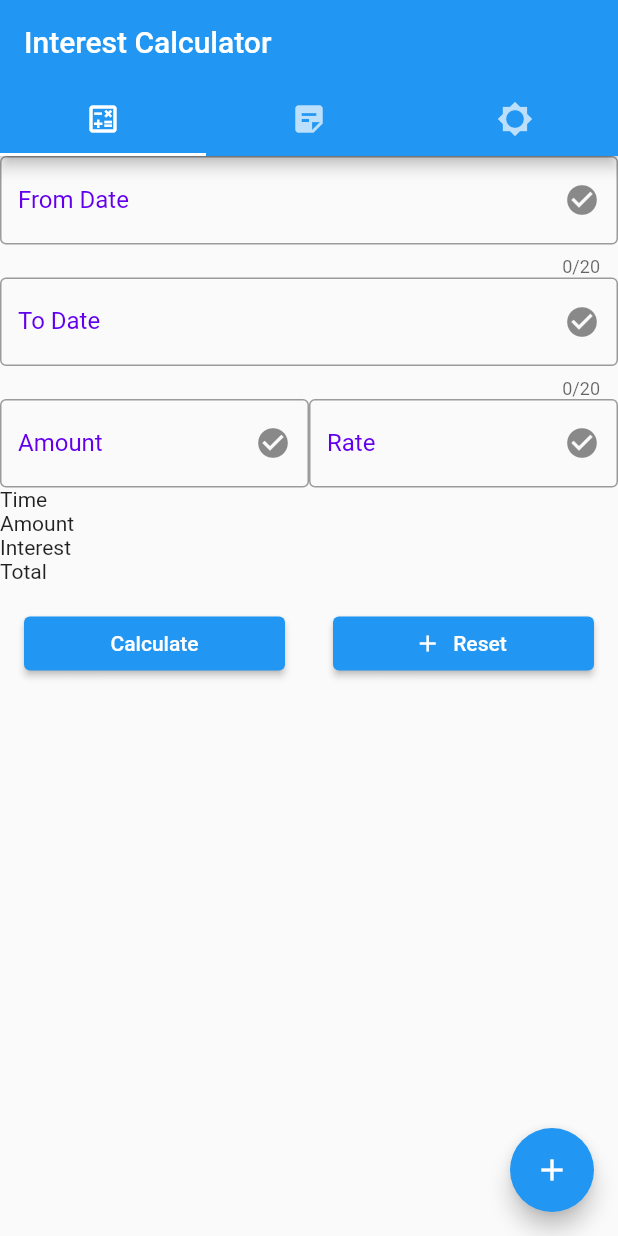
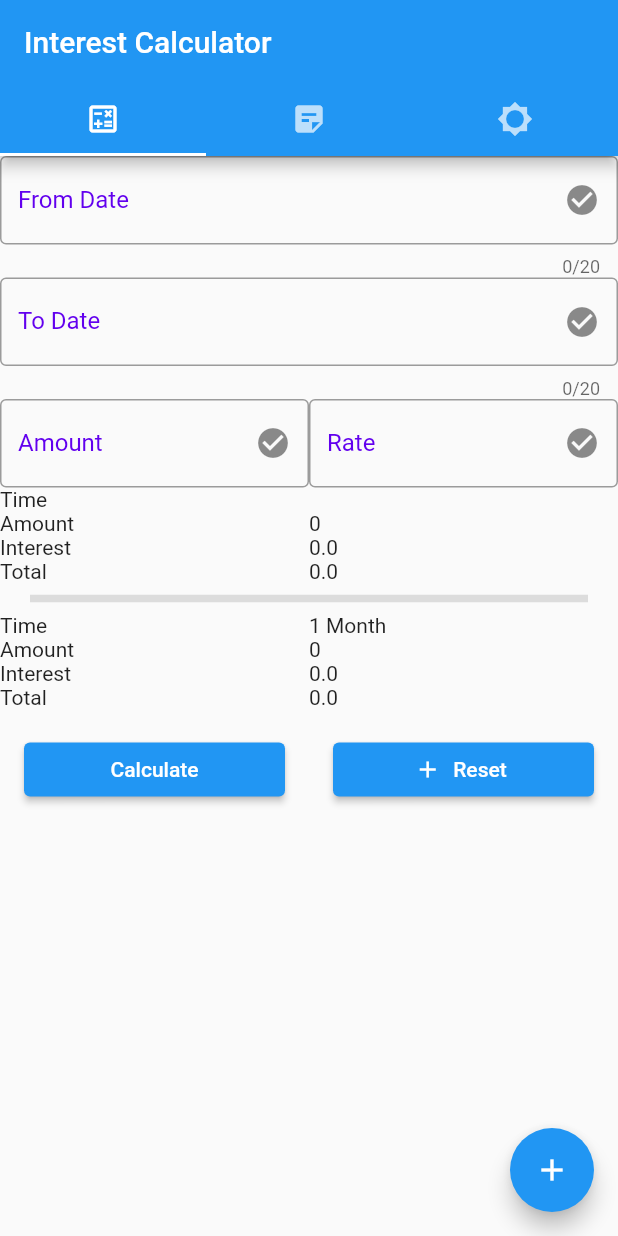
Before and after one commit to anks-b/util-i, a Flutter app: the screen it shows after launch, after a tap on "Calculate", on a phone screen of 412 x 824 dp. Run offline on Flutter 3.47's test engine with Material 2 defaults, Android fonts, the phone set to English and light mode, and no system bars; our stand-ins replace sqflite; accounts and stored records are empty.

Commit message:
list view addedfor

```diff
--- a/util/lib/database.dart
+++ b/util/lib/database.dart
@@ -70,7 +70,7 @@ class DBProvider {
   //   return res;
   // }
 
-  getInterest(int id) async {
+  getHistoryById(int id) async {
     final db = await database;
     var res = await db.query("Client", where: "id = ?", whereArgs: [id]);
     return res.isNotEmpty ? InterestHistory.fromMap(res.first) : null;
@@ -88,7 +88,7 @@ class DBProvider {
   //   return list;
   // }
 
-  Future<List<InterestHistory>> getAllClients() async {
+  Future<List<InterestHistory>> getAllHistory() async {
     final db = await database;
     var res = await db.query("InterestHistory");
     List<InterestHistory> list =
--- a/util/lib/main.dart
+++ b/util/lib/main.dart
@@ -2,6 +2,11 @@ import 'dart:developer';
 
 import 'package:flutter/material.dart';
 import 'package:flutter/services.dart';
+
+import 'package:intl/intl.dart';
+import 'package:util/InterestModel.dart';
+
+import 'database.dart';
 
 void main() {
   runApp(MyApp());
@@ -55,12 +60,17 @@ class _MyHomePageState extends State<MyHomePage> with TickerProviderStateMixin {
   int daysPartOfDuration = 0;
   int monthsPartOfDuration = 0;
   int yearsPartOfDuration = 0;
+  int numberOfMonths = 0;
   DateTime _fromDate = DateTime.now();
   TextEditingController fromDateControl = TextEditingController();
   TextEditingController toDateControl = TextEditingController();
+  TextEditingController amountControl = TextEditingController();
+  TextEditingController interestRateControl = TextEditingController();
+
   DateTime _toDate = DateTime.now();
   String duration = 'days';
-  String interest = '0';
+  double interest = 0;
+  double interestPerMonth = 0;
   String total = '9';
 
   String lblduration = '';
@@ -74,6 +84,9 @@ class _MyHomePageState extends State<MyHomePage> with TickerProviderStateMixin {
   String lblAmountPerMonth = '';
 
   late TabController _tabController;
+
+  final List<String> entries = <String>['A', 'B', 'C'];
+  final List<int> colorCodes = <int>[600, 500, 100];
 
   Future<DateTime?> _selectDate(DateTime? dt) async {
     final DateTime? newDate = await showDatePicker(
@@ -95,7 +108,7 @@ class _MyHomePageState extends State<MyHomePage> with TickerProviderStateMixin {
     DateTime? dt = await _selectDate(_fromDate);
     if (dt != null) {
       _fromDate = dt;
-      fromDateControl.text = _fromDate.toString();
+      fromDateControl.text = DateFormat("MMM d yyyy EEE").format(_fromDate);
     }
   }
 
@@ -103,11 +116,11 @@ class _MyHomePageState extends State<MyHomePage> with TickerProviderStateMixin {
     DateTime? dt = await _selectDate(_toDate);
     if (dt != null) {
       _toDate = dt;
-      toDateControl.text = _toDate.toString();
+      toDateControl.text = DateFormat("MMM d yyyy EEE").format(_toDate);
     }
   }
 
-  void calculate() {
+  Future<void> calculate() async {
 //  tday = parseInt(document.getElementById("tday").value);
 //  tmonth = parseInt(document.getElementById("tmonth").value);
 //  tyear = parseInt(document.getElementById("tyear").value);
@@ -131,14 +144,36 @@ log('callculate time');
     var interest = calculateInterest();
 
     var total = _amount + interest;
-    lblduration =
-        (yearsPartOfDuration != 0 ? "$yearsPartOfDuration Years " : '') +
+
+    setState(() {
+      lblduration = (yearsPartOfDuration != 0
+              ? "$yearsPartOfDuration Years "
+              : '') +
           (monthsPartOfDuration != 0 ? "$monthsPartOfDuration Months " : '') +
           (daysPartOfDuration != 0 ? "$daysPartOfDuration Days " : '');
 
       lblamount = _amount.toString();
       lbltotal = total.toString();
       lblinterest = interest.toString();
+      numberOfMonths++;
+      lblDurationPerMonth = '$numberOfMonths Month';
+      lblInterestPerMonth = interestPerMonth.toString();
+      lblTotalPerMonth = (_amount + interestPerMonth).toString();
+      lblAmountPerMonth = '';
+    });
+
+    // insert history record
+    final db = await DBProvider.db;
+    InterestHistory rc = new InterestHistory(
+      id: 0,
+      fromDate: DateFormat("MM-dd-yyyy").format(_toDate),
+      toDate: DateFormat("MM-dd-yyyy").format(_toDate),
+      amount: int.parse(_amount.toString()),
+      rate: int.parse(_interestRate.toString()),
+      total: int.parse(total.toString()),
+    );
+
+    var id = await db.addInterestHistory(rc);
   }
 
   void calculateTimeDuaration() {
@@ -164,15 +199,46 @@ log('callculate time');
 
   double calculateInterest() {
     var rPerAmt = (_amount / 100) * (_interestRate / 30);
-
+    interestPerMonth = rPerAmt * 30;
     return ((yearsPartOfDuration * 12 * 30) +
             (monthsPartOfDuration * 30) +
             daysPartOfDuration) *
         rPerAmt;
   }
 
+  void reset() {
+    setState(() {
+      _amount = 0;
+      _interestRate = 0;
+      _fromDate = new DateTime.now();
+      _toDate = new DateTime.now();
+      fromDateControl.clear();
+      toDateControl.clear();
+      amountControl.clear();
+      interestRateControl.clear();
+      lblduration = "";
+      lblamount = "";
+      lbltotal = "";
+      lblinterest = "";
+      lblDurationPerMonth = '';
+      lblInterestPerMonth = '';
+      lblTotalPerMonth = '';
+      lblAmountPerMonth = '';
+      numberOfMonths = 0;
+    });
+  }
+
   void _incrementCounter() {
+    if (numberOfMonths == 0) {
+      return;
+    }
     setState(() {
+      lblDurationPerMonth = numberOfMonths == 1
+          ? "$numberOfMonths Month"
+          : " $numberOfMonths Months";
+      var intst = numberOfMonths * interestPerMonth;
+      lblInterestPerMonth = intst.toString();
+      lblTotalPerMonth = (_amount + intst).toString();
       // This call to setState tells the Flutter framework that something has
       // changed in this State, which causes it to rerun the build method below
       // so that the display can reflect the updated values. If we changed
@@ -267,8 +333,8 @@ log('callculate time');
               Row(children: <Widget>[
                 Expanded(
                   child: TextFormField(
-                    initialValue: '',
                     inputFormatters: [FilteringTextInputFormatter.digitsOnly],
+                    controller: amountControl,
                     decoration: InputDecoration(
                         labelText: 'Amount',
                         labelStyle: TextStyle(
@@ -283,12 +349,12 @@ log('callculate time');
                 ),
                 Expanded(
                     child: TextFormField(
-                  initialValue: '',
                   keyboardType: TextInputType.numberWithOptions(decimal: true),
                   inputFormatters: <TextInputFormatter>[
                     FilteringTextInputFormatter.allow(
                         RegExp(r'^(\d+)?\.?\d{0,2}'))
                   ],
+                  controller: interestRateControl,
                   decoration: InputDecoration(
                       labelText: 'Rate',
                       labelStyle: TextStyle(
@@ -339,6 +405,50 @@ log('callculate time');
                   )
                 ],
               ),
+              Divider(
+                height: 20,
+                thickness: 5,
+                indent: 20,
+                endIndent: 20,
+              ),
+              Row(
+                children: <Widget>[
+                  Expanded(child: Text("Time ")),
+                  Expanded(
+                    child: Text(lblDurationPerMonth),
+                  )
+                ],
+              ),
+              Row(
+                children: <Widget>[
+                  Expanded(
+                    child: Text("Amount "),
+                  ),
+                  Expanded(
+                    child: Text(lblamount),
+                  )
+                ],
+              ),
+              Row(
+                children: <Widget>[
+                  Expanded(
+                    child: Text("Interest"),
+                  ),
+                  Expanded(
+                    child: Text(lblInterestPerMonth),
+                  )
+                ],
+              ),
+              Row(
+                children: <Widget>[
+                  Expanded(
+                    child: Text("Total "),
+                  ),
+                  Expanded(
+                    child: Text(lblTotalPerMonth),
+                  )
+                ],
+              ),
               Row(
                   mainAxisAlignment: MainAxisAlignment.spaceAround,
                   children: <Widget>[
@@ -354,9 +464,7 @@ log('callculate time');
                         child: Padding(
                             padding: const EdgeInsets.all(16.0),
                             child: ElevatedButton.icon(
-                              onPressed: () {
-                                // Respond to button press
-                              },
+                              onPressed: reset,
                               icon: Icon(Icons.add, size: 18),
                               label: Text("Reset"),
                             )))
@@ -364,7 +472,39 @@ log('callculate time');
             ],
           ),
           Center(
-            child: Text("It's rainy here"),
+            child: FutureBuilder<List<InterestHistory>>(
+        future: DBProvider.db.getAllHistory(),
+        builder: (BuildContext context, AsyncSnapshot<List<InterestHistory>> snapshot) {
+          if (snapshot.hasData) {
+            return ListView.builder(
+              itemCount: snapshot.data != null ? snapshot.data?.length: 0,
+              itemBuilder: (BuildContext context, int index) {
+                InterestHistory item =  (snapshot.data as dynamic)[index];
+                return Dismissible(
+                  key: UniqueKey(),
+                  background: Container(color: Colors.red),
+                  onDismissed: (direction) {
+                    DBProvider.db.deleteClient(item.id);
+                  },
+                  child: ListTile(
+                    title: Text(item.fromDate),
+                    leading: Text(item.id.toString()),
+                    trailing: Checkbox(
+                      onChanged: (bool? value) {
+                        //DBProvider.db.blockOrUnblock(item);
+                        // setState(() {});
+                      },
+                      value: true,
+                    ),
+                  ),
+                );
+              },
+            );
+          } else {
+            return Center(child: CircularProgressIndicator());
+          }
+        },
+      )
           ),
           Center(
             child: Text("It's sunny here"),
--- a/util/pubspec.yaml
+++ b/util/pubspec.yaml
@@ -29,6 +29,7 @@ dependencies:
   # The following adds the Cupertino Icons font to your application.
   # Use with the CupertinoIcons class for iOS style icons.
   cupertino_icons: ^1.0.2
+  intl: ^0.17.0
 
 dev_dependencies:
   flutter_test:
```
Also changed, not shown: util/pubspec.lock. Lines whose indentation alone changed are shown as unchanged.
